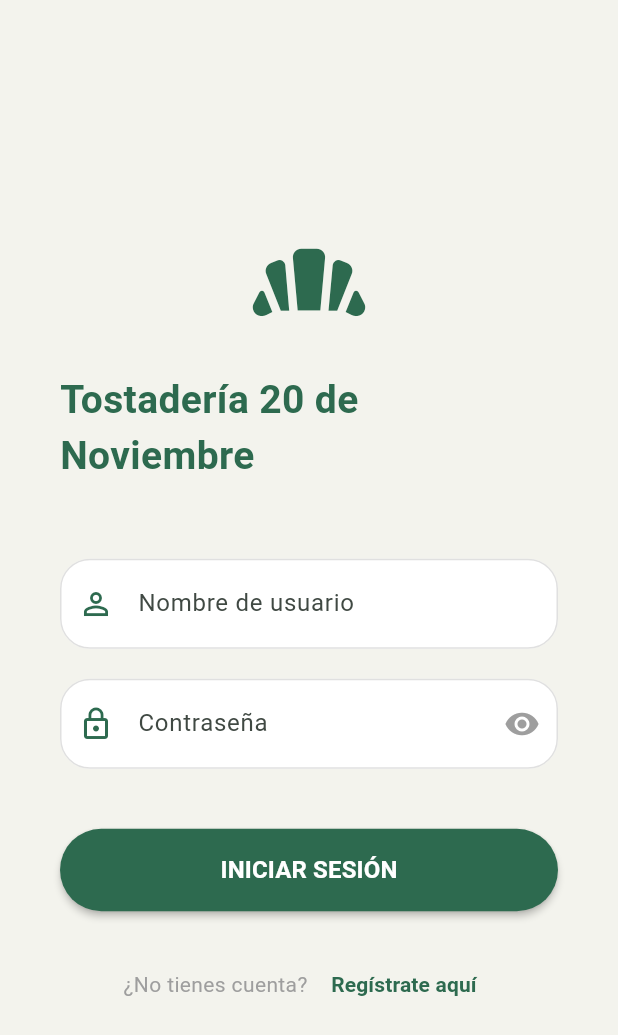
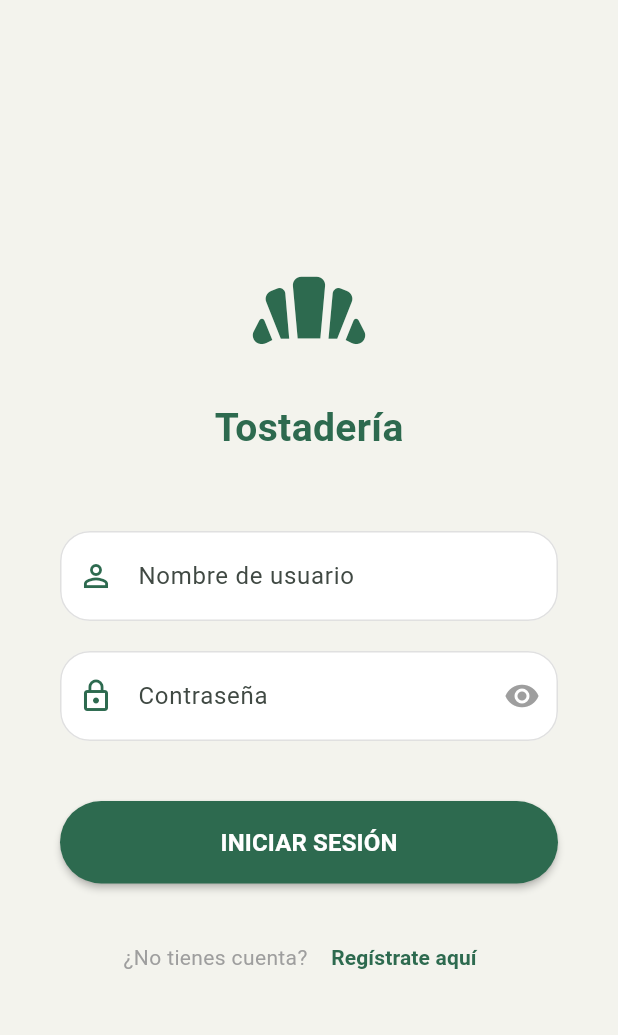
Before and after one commit to Emiliano-Its/AppMobile, a Flutter app: the screen it shows after launch, on a phone screen of 412 x 824 dp. Shown: the top 1035 px of the screen. Run offline on Flutter 3.47's test engine with Material 3 defaults, Android fonts, the phone set to English and light mode, and no system bars; our stand-ins replace fl_chart, flutter_map, image_picker, latlong2, shared_preferences; missing offline and left inert: mobile_scanner.

Commit message:
Modificacion de frontend, diseño basico

```diff
--- a/frontend/lib/screens/customer_shop_screen.dart
+++ b/frontend/lib/screens/customer_shop_screen.dart
@@ -158,7 +158,7 @@ class _CustomerShopScreenState extends State<CustomerShopScreen> {
           crossAxisAlignment: CrossAxisAlignment.start,
           children: [
             const Text(
-              "Tostadería 20 de Noviembre",
+              "Tostadería",
               style: TextStyle(fontWeight: FontWeight.bold, color: Colors.white, fontSize: 16),
             ),
             Text(
--- a/frontend/lib/screens/login.dart
+++ b/frontend/lib/screens/login.dart
@@ -107,7 +107,7 @@ class _LoginScreenState extends State<LoginScreen> {
               const Icon(Icons.bakery_dining_rounded, size: 90, color: AppColors.verdeBosque),
               const SizedBox(height: 15),
               const Text(
-                "Tostadería 20 de Noviembre",
+                "Tostadería",
                 style: TextStyle(fontSize: 26, color: AppColors.verdeBosque, fontWeight: FontWeight.bold),
               ),
               const SizedBox(height: 50),
```
